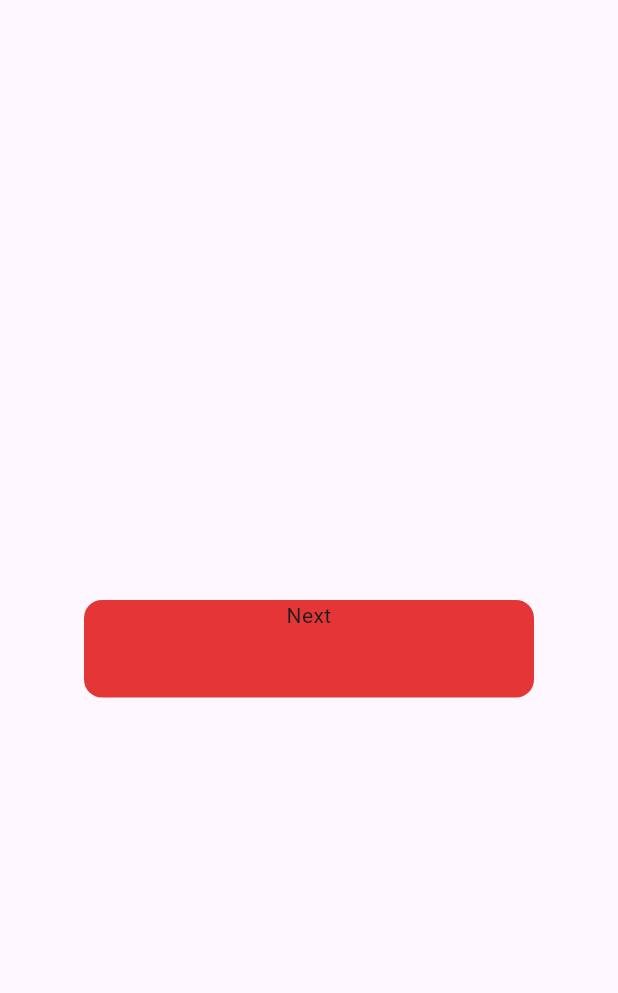
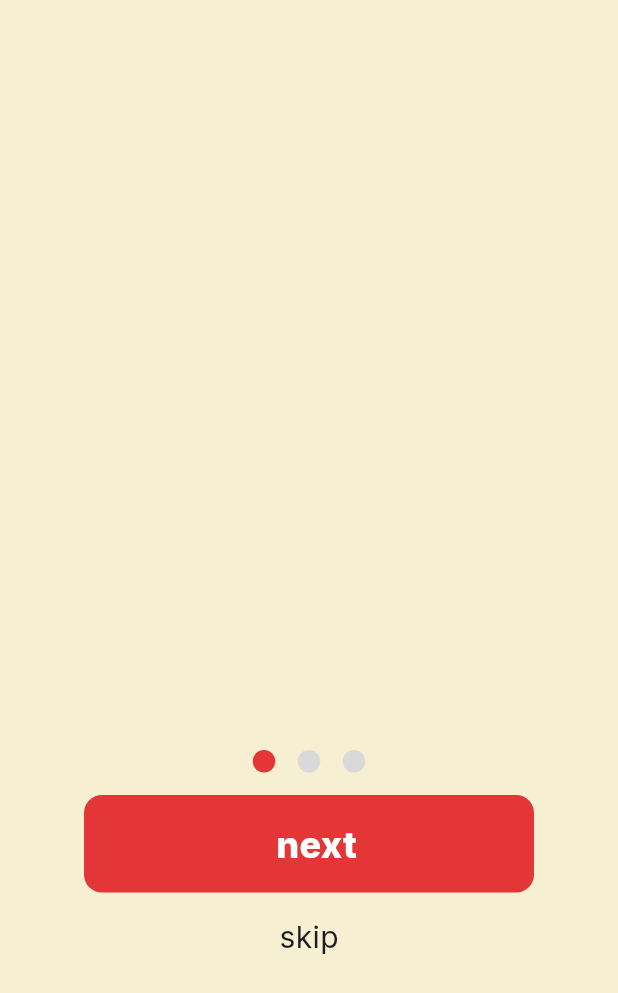
Before and after one commit to SMaged21/salooma_, a Flutter app: the screen it shows after launch, on a phone screen of 412 x 824 dp. Shown: the top 993 px of the screen. Run offline on Flutter 3.47's test engine with Material 3 defaults, Android fonts, the phone set to English and light mode, and no system bars; our stand-ins replace go_router, google_fonts.

Commit message:
Group of containers

```diff
--- /dev/null
+++ b/lib/core/assets/app_fonts.dart
@@ -0,0 +1,12 @@
+import 'package:flutter/material.dart';
+import 'package:google_fonts/google_fonts.dart';
+
+class AppFonts {
+  static TextStyle st20 = GoogleFonts.abel(textStyle: TextStyle(fontSize: 20));
+  static TextStyle st24 = GoogleFonts.abrilFatface(
+    textStyle: TextStyle(fontSize: 24),
+  );
+  static TextStyle st32 = GoogleFonts.blackHanSans(
+    textStyle: TextStyle(fontSize: 32),
+  );
+}
--- a/lib/features/onboarding/presentation/views/onboarding_view.dart
+++ b/lib/features/onboarding/presentation/views/onboarding_view.dart
@@ -1,4 +1,5 @@
 import 'package:flutter/material.dart';
+import 'package:salooma_app/core/app_color.dart';
 import 'package:salooma_app/features/onboarding/presentation/views/widgets/onboarding_view_body.dart';
 
 class OnboardingView extends StatelessWidget {
@@ -6,6 +7,11 @@ class OnboardingView extends StatelessWidget {
 
   @override
   Widget build(BuildContext context) {
-    return SafeArea(child: Scaffold(body: OnboardingViewBody()));
+    return SafeArea(
+      child: Scaffold(
+        backgroundColor: AppColor.secondColor,
+        body: OnboardingViewBody(),
+      ),
+    );
   }
 }
--- a/lib/features/onboarding/presentation/views/widgets/onboarding_view_body.dart
+++ b/lib/features/onboarding/presentation/views/widgets/onboarding_view_body.dart
@@ -1,5 +1,7 @@
 import 'package:flutter/material.dart';
+import 'package:google_fonts/google_fonts.dart';
 import 'package:salooma_app/core/app_color.dart';
+import 'package:salooma_app/core/assets/app_fonts.dart';
 
 class OnboardingViewBody extends StatefulWidget {
   const OnboardingViewBody({super.key});
@@ -13,17 +15,96 @@ class _OnboardingViewBodyState extends State<OnboardingViewBody> {
   Widget build(BuildContext context) {
     return Column(
       children: [
-        SizedBox(height: 400, child: PageView(children: [])),
-        Container(
+        SizedBox(height: 500, child: PageView(children: [])),
+        GroupOfContainers(),
+        SizedBox(height: 15),
+        CustomButton(),
+        SizedBox(height: 15),
+        CustomTextButton(),
+      ],
+    );
+  }
+}
+
+class CustomTextButton extends StatelessWidget {
+  const CustomTextButton({super.key});
+
+  @override
+  Widget build(BuildContext context) {
+    return Text(
+      "skip",
+      style: AppFonts.st20.copyWith(fontFamily: GoogleFonts.inter().fontFamily),
+    );
+  }
+}
+
+class CustomButton extends StatelessWidget {
+  const CustomButton({super.key});
+
+  @override
+  Widget build(BuildContext context) {
+    return Container(
       height: 65,
       width: 300,
       decoration: BoxDecoration(
         color: AppColor.primaryColor,
         borderRadius: BorderRadius.circular(12),
       ),
-          child: Text(textAlign: TextAlign.center, "Next"),
+      child: Padding(
+        padding: const EdgeInsets.only(top: 16, left: 128),
+        child: Text(
+          "next",
+          style: AppFonts.st24.copyWith(
+            fontFamily: GoogleFonts.inter().fontFamily,
+            color: Colors.white,
+            fontWeight: FontWeight.w800,
           ),
+        ),
+      ),
+    );
+  }
+}
+
+class GroupOfContainers extends StatelessWidget {
+  final bool index1;
+  final bool index2;
+  final bool index3;
+  const GroupOfContainers({
+    super.key,
+    this.index1 = true,
+    this.index2 = false,
+    this.index3 = false,
+  });
+
+  @override
+  Widget build(BuildContext context) {
+    return Row(
+      mainAxisAlignment: MainAxisAlignment.center,
+
+      children: [
+        CustomContainer(isActivated: index1),
+        SizedBox(width: 15),
+        CustomContainer(isActivated: index2),
+        SizedBox(width: 15),
+        CustomContainer(isActivated: index3),
       ],
     );
   }
 }
+
+class CustomContainer extends StatelessWidget {
+  final bool isActivated;
+  const CustomContainer({super.key, required this.isActivated});
+
+  @override
+  Widget build(BuildContext context) {
+    return Container(
+      height: 15,
+      width: 15,
+      decoration: BoxDecoration(
+        color: isActivated ? AppColor.primaryColor : Color(0xffD9D9D9),
+        borderRadius: BorderRadius.circular(15),
+      ),
+    );
+  }
+}
```
Lines whose indentation alone changed are shown as unchanged.
